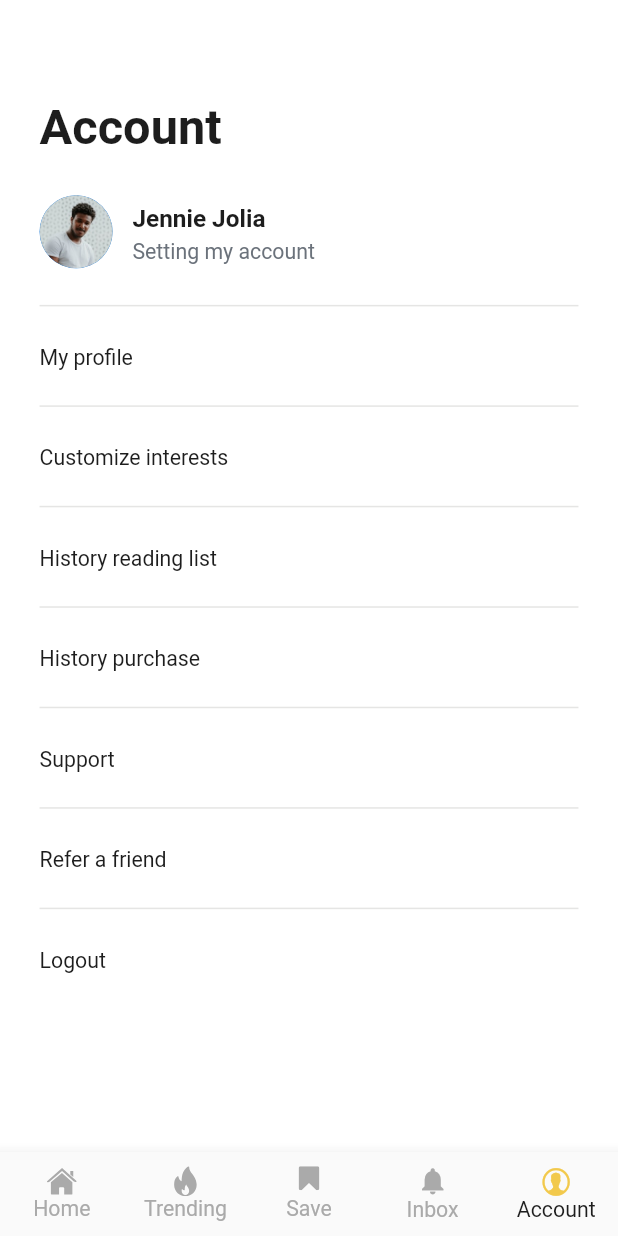
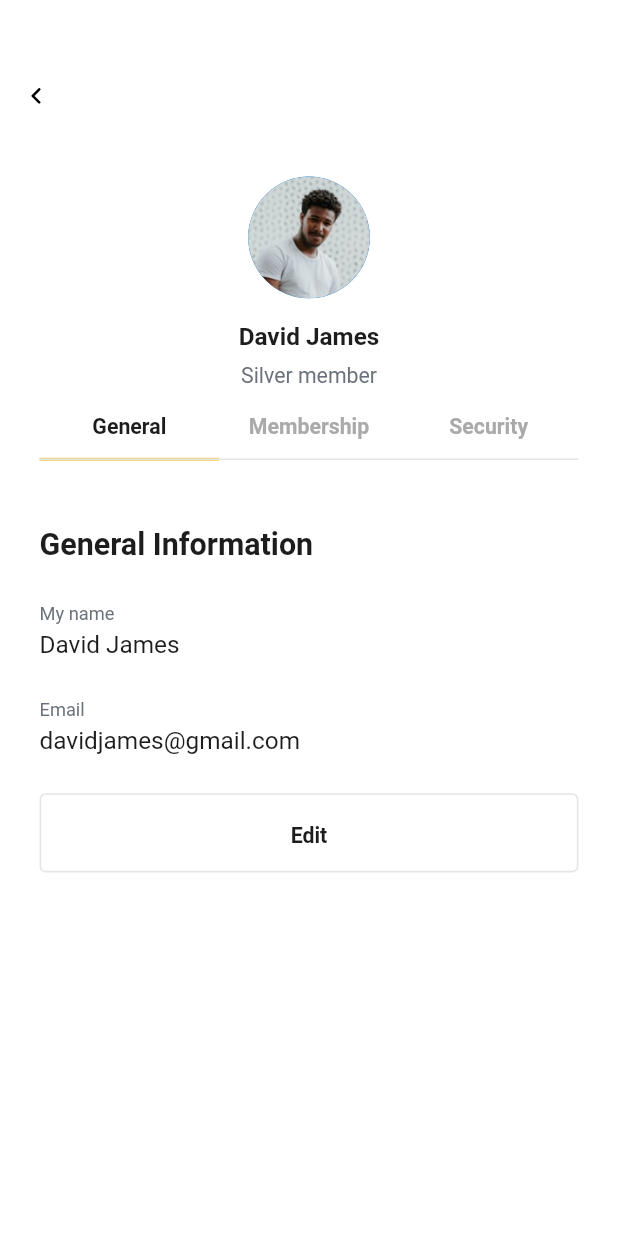
Before and after one commit to Umidjon-18/book_lover, a Flutter app: the screen it shows after launch, item 5 of the bottom bar chosen, after a tap on "My profile", on a phone screen of 412 x 824 dp. Run offline on Flutter 3.47's test engine with Material 2 defaults, Android fonts, the light colour scheme and no system bars; our stand-ins replace cached_network_image, dio, flutter_bloc, flutter_screenutil, flutter_svg, freezed_annotation and 4 more; generated files the repository leaves out were written again; network calls fail.

Commit message:
profile page created

```diff
--- /dev/null
+++ b/lib/presentation/pages/account/account_page.dart
@@ -0,0 +1,93 @@
+import 'package:book_lover/config/constants/app_colors.dart';
+import 'package:book_lover/config/constants/app_text_styles.dart';
+import 'package:book_lover/config/constants/assets.dart';
+import 'package:book_lover/presentation/routes/routes.dart';
+import 'package:flutter/material.dart';
+import 'package:flutter_screenutil/flutter_screenutil.dart';
+
+class AccountPage extends StatefulWidget {
+  const AccountPage({super.key});
+
+  @override
+  State<AccountPage> createState() => _AccountPageState();
+}
+
+class _AccountPageState extends State<AccountPage> {
+  @override
+  Widget build(BuildContext context) {
+    return Scaffold(
+      backgroundColor: AppColors.bgColor,
+      body: SingleChildScrollView(
+        child: Padding(
+          padding: EdgeInsets.only(left: 24.w, top: 56.h, right: 24.w),
+          child: Column(
+            crossAxisAlignment: CrossAxisAlignment.start,
+            children: [
+              Text("Account", style: AppTextStyles.title),
+              SizedBox(height: 24.h),
+              Row(
+                children: [
+                  Hero(
+                    tag: "Profile Picture",
+                    child: CircleAvatar(
+                      radius: 24.h,
+                      foregroundImage: AssetImage(Assets.images.author1),
+                    ),
+                  ),
+                  SizedBox(width: 12.w),
+                  Column(
+                    crossAxisAlignment: CrossAxisAlignment.start,
+                    children: [
+                      Text("Jennie Jolia", style: AppTextStyles.h2),
+                      Text("Setting my account", style: AppTextStyles.h5.copyWith(color: AppColors.text2)),
+                    ],
+                  ),
+                ],
+              ),
+              SizedBox(height: 24.h),
+              AccountItem(
+                itemName: "My profile",
+                onTap: () => Navigator.pushNamed(context, Routes.profilePage),
+              ),
+              AccountItem(onTap: () {}, itemName: "Customize interests"),
+              AccountItem(onTap: () {}, itemName: "History reading list"),
+              AccountItem(onTap: () {}, itemName: "History purchase"),
+              AccountItem(onTap: () {}, itemName: "Support"),
+              AccountItem(onTap: () {}, itemName: "Refer a friend"),
+              AccountItem(onTap: () {}, itemName: "Logout"),
+            ],
+          ),
+        ),
+      ),
+    );
+  }
+}
+
+class AccountItem extends StatelessWidget {
+  const AccountItem({
+    super.key,
+    required this.onTap,
+    required this.itemName,
+  });
+  final Function() onTap;
+  final String itemName;
+
+  @override
+  Widget build(BuildContext context) {
+    return Material(
+      color: Colors.transparent,
+      child: InkWell(
+        onTap: onTap,
+        child: Container(
+          height: 66.h,
+          width: double.maxFinite,
+          alignment: Alignment.centerLeft,
+          decoration: BoxDecoration(
+            border: Border(top: BorderSide(color: AppColors.border, width: 1.h)),
+          ),
+          child: Text(itemName, style: AppTextStyles.h5),
+        ),
+      ),
+    );
+  }
+}
--- a/lib/presentation/pages/main/main_page.dart
+++ b/lib/presentation/pages/main/main_page.dart
@@ -9,7 +9,7 @@ import 'package:flutter_svg/flutter_svg.dart';
 
 import '../../../config/constants/app_colors.dart';
 import '../../../config/constants/assets.dart';
-import '../profile/profile_page.dart';
+import '../account/account_page.dart';
 
 class MainPage extends StatefulWidget {
   const MainPage({super.key});
@@ -33,7 +33,7 @@ class _MainPageState extends State<MainPage> {
           TrendingsPage(),
           CollectionsPage(),
           NotificationsPage(),
-          ProfilePage(),
+          AccountPage(),
         ],
       ),
       bottomNavigationBar: ValueListenableBuilder<int>(
--- a/lib/presentation/pages/profile/profile_page.dart
+++ b/lib/presentation/pages/profile/profile_page.dart
@@ -1,8 +1,11 @@
-import 'package:book_lover/config/constants/app_colors.dart';
-import 'package:book_lover/config/constants/app_text_styles.dart';
 import 'package:book_lover/config/constants/assets.dart';
+import 'package:book_lover/presentation/components/back_appbar.dart';
+import 'package:book_lover/presentation/components/secondary_button.dart';
 import 'package:flutter/material.dart';
 import 'package:flutter_screenutil/flutter_screenutil.dart';
+
+import '../../../config/constants/app_colors.dart';
+import '../../../config/constants/app_text_styles.dart';
 
 class ProfilePage extends StatefulWidget {
   const ProfilePage({super.key});
@@ -11,76 +14,107 @@ class ProfilePage extends StatefulWidget {
   State<ProfilePage> createState() => _ProfilePageState();
 }
 
-class _ProfilePageState extends State<ProfilePage> {
+class _ProfilePageState extends State<ProfilePage> with SingleTickerProviderStateMixin {
+  late TabController tabController = TabController(length: 3, vsync: this);
+  @override
+  void initState() {
+    super.initState();
+    tabController.addListener(() {
+      if (tabController.indexIsChanging) setState(() {});
+    });
+  }
+
+  @override
+  void dispose() {
+    tabController.dispose();
+    super.dispose();
+  }
+
   @override
   Widget build(BuildContext context) {
     return Scaffold(
       backgroundColor: AppColors.bgColor,
+      appBar: const BackAppBar(),
       body: SingleChildScrollView(
-        child: Padding(
-          padding: EdgeInsets.only(left: 24.w, top: 56.h, right: 24.w),
-          child: Column(
-            crossAxisAlignment: CrossAxisAlignment.start,
-            children: [
-              Text("Account", style: AppTextStyles.title),
-              SizedBox(height: 24.h),
-              Row(
+        physics: const BouncingScrollPhysics(),
+        child: Column(
+          children: [
+            SizedBox(height: 40.h),
+            Hero(
+              tag: "Profile Picture",
+              child: CircleAvatar(
+                radius: 40.r,
+                foregroundImage: AssetImage(Assets.images.author1),
+              ),
+            ),
+            Padding(
+              padding: EdgeInsets.only(top: 12.h, bottom: 4.h),
+              child: Text("David James", style: AppTextStyles.h2),
+            ),
+            Text(
+              "Silver member",
+              style: AppTextStyles.h5.copyWith(color: AppColors.text2),
+            ),
+            Padding(
+              padding: EdgeInsets.only(left: 24.w, right: 24.w, bottom: 40.h),
+              child: Column(
                 children: [
-                  CircleAvatar(
-                    radius: 24.h,
-                    foregroundImage: AssetImage(Assets.images.author1),
+                  TabBar(
+                    controller: tabController,
+                    labelStyle: AppTextStyles.h3,
+                    labelColor: AppColors.text1,
+                    indicatorWeight: 2.h,
+                    indicatorColor: AppColors.mainColor,
+                    unselectedLabelColor: AppColors.text3,
+                    tabs: const [
+                      Tab(text: 'General'),
+                      Tab(text: 'Membership'),
+                      Tab(text: 'Security'),
+                    ],
                   ),
-                  SizedBox(width: 12.w),
-                  Column(
-                    crossAxisAlignment: CrossAxisAlignment.start,
-                    children: [
-                      Text("Jennie Jolia", style: AppTextStyles.h2),
-                      Text("Setting my account", style: AppTextStyles.h5.copyWith(color: AppColors.text2)),
-                    ],
+                  Transform.translate(
+                    offset: const Offset(0, -0.5),
+                    child: Divider(color: AppColors.border, height: 0.h, thickness: 1.h),
                   ),
                 ],
               ),
-              SizedBox(height: 24.h),
-              ProfileItem(onTap: () {}, itemName: "My profile"),
-              ProfileItem(onTap: () {}, itemName: "Customize interests"),
-              ProfileItem(onTap: () {}, itemName: "History reading list"),
-              ProfileItem(onTap: () {}, itemName: "History purchase"),
-              ProfileItem(onTap: () {}, itemName: "Support"),
-              ProfileItem(onTap: () {}, itemName: "Refer a friend"),
-              ProfileItem(onTap: () {}, itemName: "Logout"),
-            ],
-          ),
+            ),
+            if (tabController.index == 0)
+              Container(
+                width: double.maxFinite,
+                padding: EdgeInsets.only(left: 24.w),
+                child: Column(
+                  crossAxisAlignment: CrossAxisAlignment.start,
+                  children: [
+                    Text("General Information", style: AppTextStyles.h1),
+                    SizedBox(height: 24.h),
+                    Text("My name", style: AppTextStyles.h6.copyWith(color: AppColors.text2)),
+                    Text("David James", style: AppTextStyles.h4),
+                    SizedBox(height: 24.h),
+                    Text("Email", style: AppTextStyles.h6.copyWith(color: AppColors.text2)),
+                    Text("davidjames@gmail.com", style: AppTextStyles.h4),
+                    SizedBox(height: 24.h),
+                    SecondaryButton(onPressed: () {}, width: 327.w, text: "Edit"),
+                  ],
+                ),
+              )
+            else if (tabController.index == 1)
+              Center(
+                child: Text(
+                  "Membership",
+                  style: AppTextStyles.h4,
+                ),
+              )
+            else
+              Center(
+                child: Text(
+                  "Security",
+                  style: AppTextStyles.h4,
+                ),
+              ),
+          ],
         ),
       ),
     );
   }
 }
-
-class ProfileItem extends StatelessWidget {
-  const ProfileItem({
-    super.key,
-    required this.onTap,
-    required this.itemName,
-  });
-  final Function() onTap;
-  final String itemName;
-
-  @override
-  Widget build(BuildContext context) {
-    return Material(
-      color: Colors.transparent,
-      child: InkWell(
-        onTap: onTap,
-        child: Container(
-          height: 66.h,
-          width: double.maxFinite,
-          alignment: Alignment.centerLeft,
-          decoration: BoxDecoration(
-            border: Border(top: BorderSide(color: AppColors.border, width: 1.h)),
-          ),
-          child: Text(itemName, style: AppTextStyles.h5),
-        ),
-      ),
-    );
-  }
-}
--- a/lib/presentation/routes/routes.dart
+++ b/lib/presentation/routes/routes.dart
@@ -4,6 +4,7 @@ import 'package:book_lover/presentation/pages/category/category_search_page.dart
 import 'package:book_lover/presentation/pages/home/home_page.dart';
 import 'package:book_lover/presentation/pages/main/main_page.dart';
 import 'package:book_lover/presentation/pages/notifications/notifications_page.dart';
+import 'package:book_lover/presentation/pages/profile/profile_page.dart';
 import 'package:book_lover/presentation/pages/register/register_page.dart';
 import 'package:book_lover/presentation/pages/search/search_page.dart';
 import 'package:book_lover/presentation/pages/trendings/trendings_page.dart';
@@ -22,6 +23,7 @@ class Routes {
   static const notificationsPage = '/notificationsPage';
   static const searchPage = '/searchPage';
   static const categorySearchPage = '/categorySearchPage';
+  static const profilePage = '/profilePage';
 
   static Route<dynamic> generateRoute(RouteSettings routeSettings) {
     try {
@@ -88,6 +90,12 @@ class Routes {
               return const CategorySearchPage();
             },
           );
+        case profilePage:
+          return MaterialPageRoute(
+            builder: (context) {
+              return const ProfilePage();
+            },
+          );
         default:
           return MaterialPageRoute(
             settings: routeSettings,
```
Also changed, not shown: pubspec.lock.
